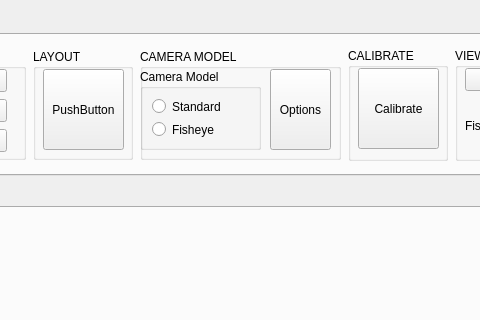
Old version of the form mainwindow.ui in the repository Hezexian/calibrateTool; both pictures show x 395 to 875 and y 0 to 320 of the 1163 by 670 pixel window.
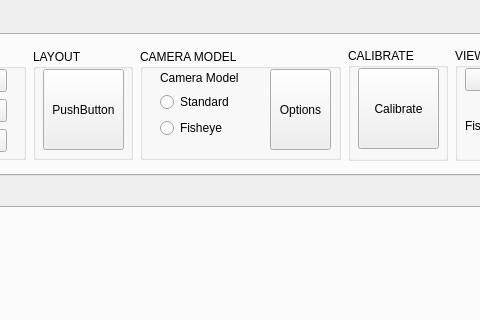
New version of the form.

Commit message: update pattern properties dialog ui

What changed in the file:
```diff
--- a/mainwindow.ui
+++ b/mainwindow.ui
@@ -214,19 +214,36 @@
           <property name="title">
            <string>CAMERA MODEL</string>
           </property>
-          <widget class="QGroupBox" name="groupBox_cameraModel">
+          <widget class="QPushButton" name="pushButton_cameraModelOptions">
            <property name="geometry">
             <rect>
-             <x>0</x>
+             <x>130</x>
              <y>20</y>
-             <width>121</width>
+             <width>61</width>
              <height>81</height>
             </rect>
            </property>
-           <property name="title">
-            <string>Camera Model</string>
+           <property name="text">
+            <string>Options</string>
+           </property>
+          </widget>
+          <widget class="QWidget" name="">
+           <property name="geometry">
+            <rect>
+             <x>20</x>
+             <y>20</y>
+             <width>89</width>
+             <height>69</height>
+            </rect>
            </property>
            <layout class="QVBoxLayout" name="verticalLayout">
+            <item>
+             <widget class="QLabel" name="label_2">
+              <property name="text">
+               <string>Camera Model</string>
+              </property>
+             </widget>
+            </item>
             <item>
              <widget class="QRadioButton" name="radioButton_standard">
               <property name="text">
@@ -243,19 +260,6 @@
             </item>
            </layout>
           </widget>
-          <widget class="QPushButton" name="pushButton_cameraModelOptions">
-           <property name="geometry">
-            <rect>
-             <x>130</x>
-             <y>20</y>
-             <width>61</width>
-             <height>81</height>
-            </rect>
-           </property>
-           <property name="text">
-            <string>Options</string>
-           </property>
-          </widget>
          </widget>
         </item>
         <item>
```
The commit also changes 4 other files.
